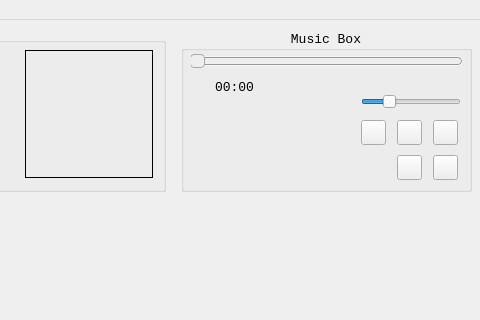
Old version of the form mainwindow.ui in the repository DAgostinateur/HQMediaPlayer; both pictures show x 222 to 702 and y 0 to 320 of the 702 by 474 pixel window.
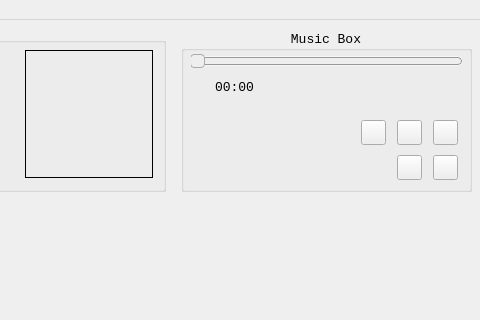
New version of the form. Icons and pictures are not drawn.

Commit message:
VolumeSlider object
volume_slider now has it's own class. This frees up space in hqmediaplayer.py.
Added an icon to the console.
Fixed get_apic() in audio.py.
Buttons are now on ClickFocus.
key_list checks for duplicate inputs.

The edit to the form file:
```diff
--- a/mainwindow.ui
+++ b/mainwindow.ui
@@ -135,28 +135,6 @@
       </size>
      </property>
     </widget>
-    <widget class="QSlider" name="volume_slider">
-     <property name="geometry">
-      <rect>
-       <x>180</x>
-       <y>61</y>
-       <width>100</width>
-       <height>22</height>
-      </rect>
-     </property>
-     <property name="toolTip">
-      <string>25</string>
-     </property>
-     <property name="maximum">
-      <number>100</number>
-     </property>
-     <property name="value">
-      <number>25</number>
-     </property>
-     <property name="orientation">
-      <enum>Qt::Horizontal</enum>
-     </property>
-    </widget>
     <widget class="QPushButton" name="repeat_button">
      <property name="geometry">
       <rect>
```
The commit also changes 5 other files.
